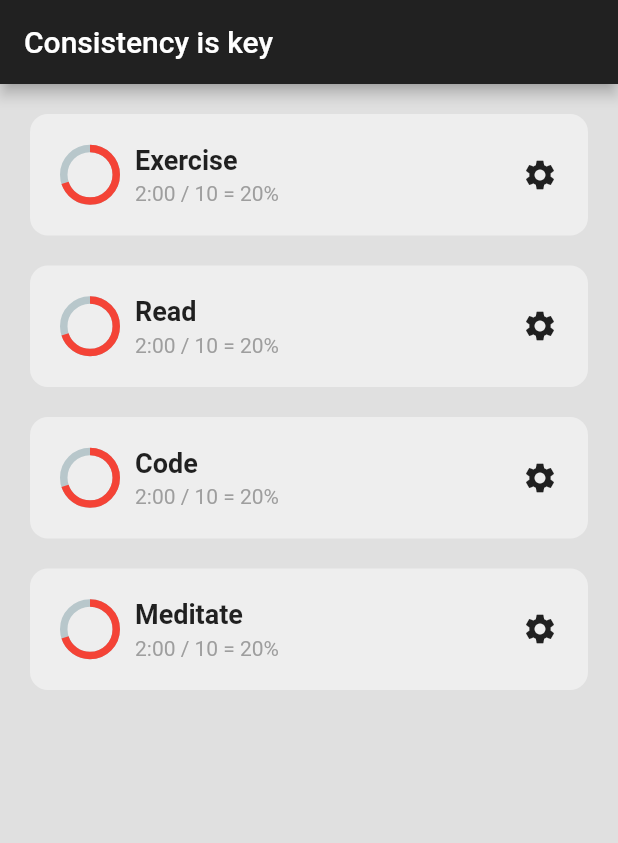
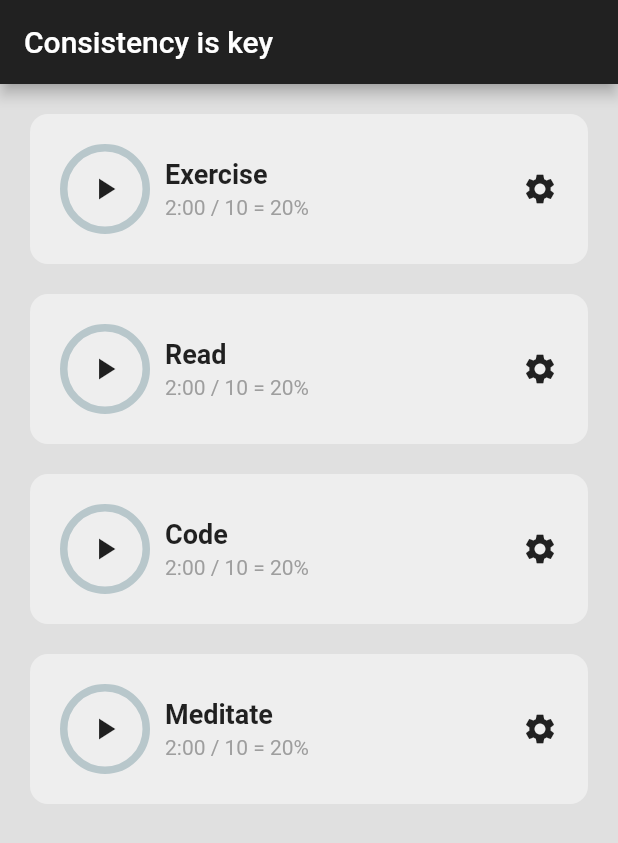
Before and after one commit to mrojasb2000/flutter_habit_tracker, a Flutter app: the screen it shows after launch, on a phone screen of 412 x 824 dp. Shown: the top 843 px of the screen. Run offline on Flutter 3.47's test engine with Material 2 defaults, Android fonts, the phone set to English and light mode, and no system bars; drawn by our look-alikes of percent_indicator.

Commit message:
chore: add play and pause button

```diff
--- a/lib/util/habit_tile.dart
+++ b/lib/util/habit_tile.dart
@@ -19,10 +19,22 @@ class HabitTile extends StatelessWidget {
             mainAxisAlignment: MainAxisAlignment.spaceBetween,
             children: [
               Row(children: [
-                // Progress circle
-                CircularPercentIndicator(
-                  radius: 40,
-                  percent: 0.7,
+                Container(
+                  height: 60,
+                  width: 60,
+                  child: Stack(
+                    children: [
+                      // Progress circle
+                      CircularPercentIndicator(
+                        radius: 60,
+                        //percent: 0.7,
+                      ),
+                      // Play pause button
+                      Center(
+                        child: Icon(Icons.play_arrow),
+                      ),
+                    ],
+                  ),
                 ),
                 const SizedBox(
                   width: 10,
```
